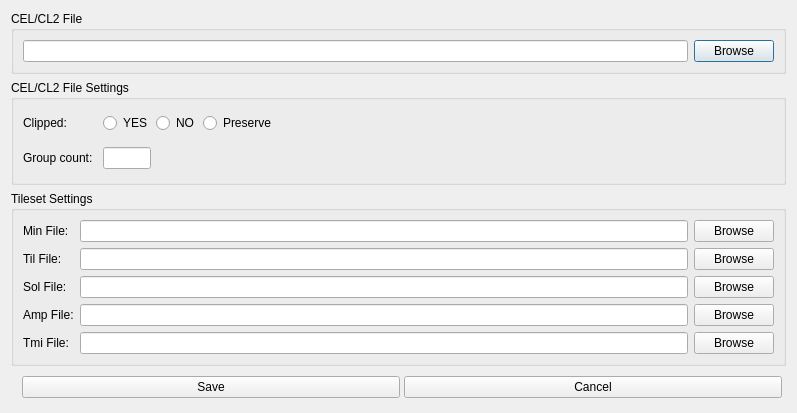
Qt form source/saveasdialog.ui (pionere/d1-graphics-tool) before a commit.
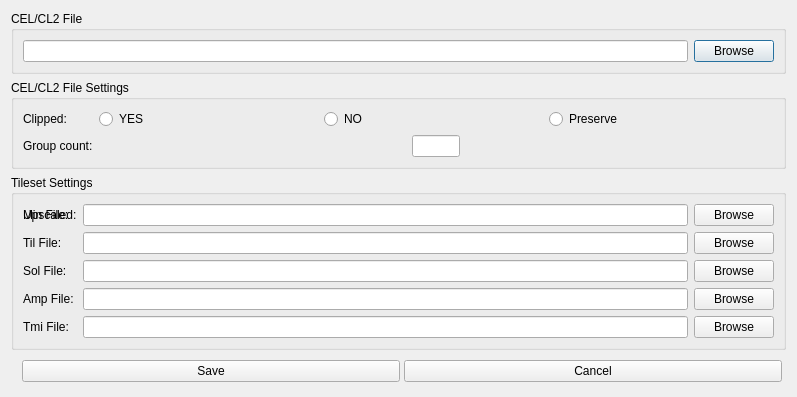
The same form after that commit.

```diff
--- a/source/saveasdialog.ui
+++ b/source/saveasdialog.ui
@@ -70,19 +70,19 @@
        <widget class="QWidget" name="celClippedWidget" native="true">
         <layout class="QHBoxLayout" name="horizontalLayout_7">
          <property name="spacing">
-          <number>4</number>
+          <number>0</number>
          </property>
          <property name="leftMargin">
-          <number>4</number>
+          <number>0</number>
          </property>
          <property name="topMargin">
-          <number>4</number>
+          <number>0</number>
          </property>
          <property name="rightMargin">
-          <number>4</number>
+          <number>0</number>
          </property>
          <property name="bottomMargin">
-          <number>4</number>
+          <number>0</number>
          </property>
          <item>
           <widget class="QRadioButton" name="celClippedYesRadioButton">
@@ -114,19 +114,6 @@
            </attribute>
           </widget>
          </item>
-         <item>
-          <spacer name="horizontalSpacer_2">
-           <property name="orientation">
-            <enum>Qt::Horizontal</enum>
-           </property>
-           <property name="sizeHint" stdset="0">
-            <size>
-             <width>140</width>
-             <height>20</height>
-            </size>
-           </property>
-          </spacer>
-         </item>
         </layout>
        </widget>
       </item>
@@ -134,19 +121,19 @@
        <widget class="QWidget" name="celGroupWidget" native="true">
         <layout class="QHBoxLayout" name="horizontalLayout_5">
          <property name="spacing">
-          <number>4</number>
+          <number>0</number>
          </property>
          <property name="leftMargin">
-          <number>4</number>
+          <number>0</number>
          </property>
          <property name="topMargin">
-          <number>4</number>
+          <number>0</number>
          </property>
          <property name="rightMargin">
-          <number>4</number>
+          <number>0</number>
          </property>
          <property name="bottomMargin">
-          <number>4</number>
+          <number>0</number>
          </property>
          <item>
           <widget class="QLineEdit" name="celGroupEdit">
@@ -167,19 +154,6 @@
            </property>
           </widget>
          </item>
-         <item>
-          <spacer name="framesHorizontalSpacer_2">
-           <property name="orientation">
-            <enum>Qt::Horizontal</enum>
-           </property>
-           <property name="sizeHint" stdset="0">
-            <size>
-             <width>40</width>
-             <height>20</height>
-            </size>
-           </property>
-          </spacer>
-         </item>
         </layout>
        </widget>
       </item>
@@ -192,6 +166,64 @@
       <string>Tileset Settings</string>
      </property>
      <layout class="QGridLayout" name="gridLayout_3">
+      <item row="0" column="0">
+       <widget class="QLabel" name="minUpscaledLabel">
+        <property name="text">
+         <string>Upscaled:</string>
+        </property>
+       </widget>
+      </item>
+      <item row="0" column="1">
+       <widget class="QWidget" name="minUpscaledWidget" native="true">
+        <layout class="QHBoxLayout" name="horizontalLayout_3">
+         <property name="spacing">
+          <number>0</number>
+         </property>
+         <property name="leftMargin">
+          <number>0</number>
+         </property>
+         <property name="topMargin">
+          <number>0</number>
+         </property>
+         <property name="rightMargin">
+          <number>0</number>
+         </property>
+         <property name="bottomMargin">
+          <number>0</number>
+         </property>
+         <item>
+          <widget class="QRadioButton" name="minUpscaledYesRadioButton">
+           <property name="text">
+            <string>YES</string>
+           </property>
+           <attribute name="buttonGroup">
+            <string notr="true">minUpscaledButtonGroup</string>
+           </attribute>
+          </widget>
+         </item>
+         <item>
+          <widget class="QRadioButton" name="minUpscaledNoRadioButton">
+           <property name="text">
+            <string>NO</string>
+           </property>
+           <attribute name="buttonGroup">
+            <string notr="true">minUpscaledButtonGroup</string>
+           </attribute>
+          </widget>
+         </item>
+         <item>
+          <widget class="QRadioButton" name="minUpscaledAutoRadioButton">
+           <property name="text">
+            <string>Preserve</string>
+           </property>
+           <attribute name="buttonGroup">
+            <string notr="true">minUpscaledButtonGroup</string>
+           </attribute>
+          </widget>
+         </item>
+        </layout>
+       </widget>
+      </item>
       <item row="0" column="0">
        <widget class="QLabel" name="tilMinFileLabel">
         <property name="text">
```
Left out of the diff: 1 changed line with no effect on the pictures.
